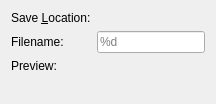
Before: the Qt Designer form src/Gui/SettingsDialog/VideoSaveOptions.ui in KDE/spectacle, drawn with Qt 5.
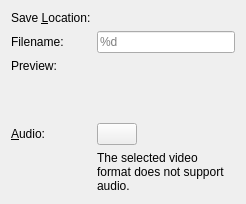
After: the same form once the commit is applied. Custom widgets are drawn as their Qt base class.

Commit message: Allow choosing which audio devices get recorded

The edit to the form file:
```diff
--- a/src/Gui/SettingsDialog/VideoSaveOptions.ui
+++ b/src/Gui/SettingsDialog/VideoSaveOptions.ui
@@ -68,6 +68,66 @@
      </property>
     </widget>
    </item>
+   <item row="6" column="0" colspan="2">
+    <spacer name="verticalSpacer">
+     <property name="orientation">
+      <enum>Qt::Vertical</enum>
+     </property>
+     <property name="sizeType">
+      <enum>QSizePolicy::Fixed</enum>
+     </property>
+     <property name="sizeHint" stdset="0">
+      <size>
+       <width>0</width>
+       <height>18</height>
+      </size>
+     </property>
+    </spacer>
+   </item>
+   <item row="7" column="0">
+    <widget class="QLabel" name="audioDevicesLabel">
+     <property name="text">
+      <string>&amp;Audio:</string>
+     </property>
+     <property name="buddy">
+      <cstring>audioDevicesButton</cstring>
+     </property>
+    </widget>
+   </item>
+   <item row="7" column="1">
+    <layout class="QHBoxLayout" name="audioDevicesLayout">
+     <item>
+      <widget class="QPushButton" name="audioDevicesButton">
+       <property name="toolTip">
+        <string>Choose the audio devices to include in recordings. Nothing selected means recordings have no sound.</string>
+       </property>
+      </widget>
+     </item>
+     <item>
+      <spacer name="audioDevicesSpacer">
+       <property name="orientation">
+        <enum>Qt::Horizontal</enum>
+       </property>
+       <property name="sizeHint" stdset="0">
+        <size>
+         <width>0</width>
+         <height>0</height>
+        </size>
+       </property>
+      </spacer>
+     </item>
+    </layout>
+   </item>
+   <item row="8" column="1">
+    <widget class="QLabel" name="audioUnsupportedLabel">
+     <property name="text">
+      <string>The selected video format does not support audio.</string>
+     </property>
+     <property name="wordWrap">
+      <bool>true</bool>
+     </property>
+    </widget>
+   </item>
   </layout>
  </widget>
  <customwidgets>
```
The commit also changes 17 other files.
